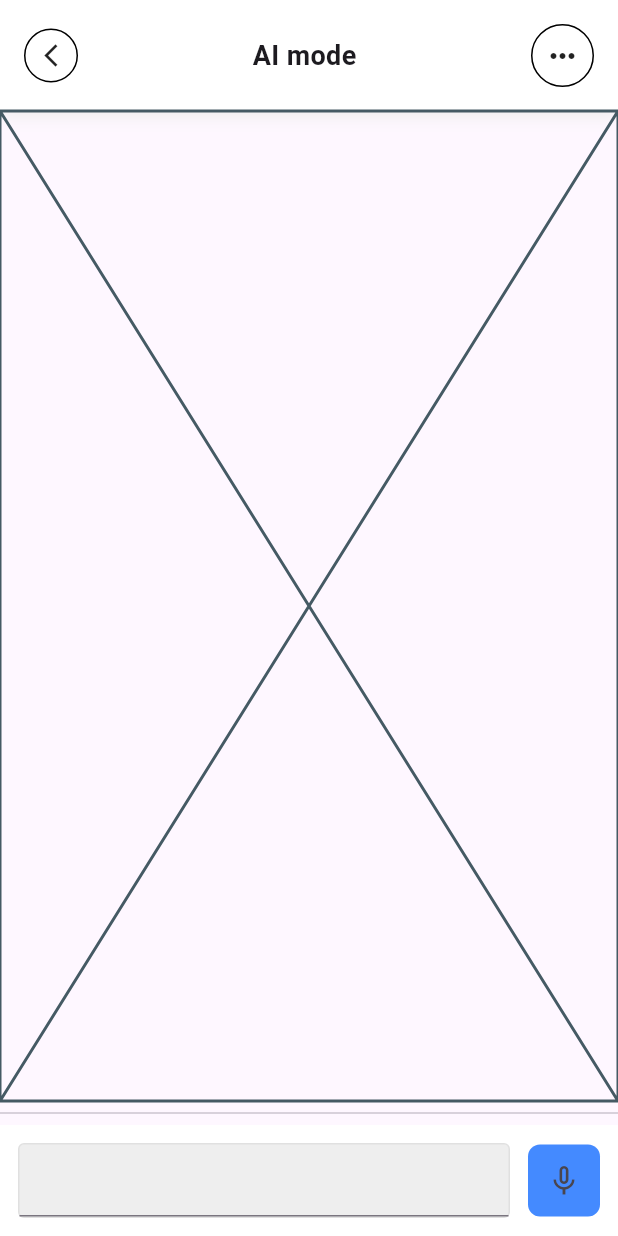
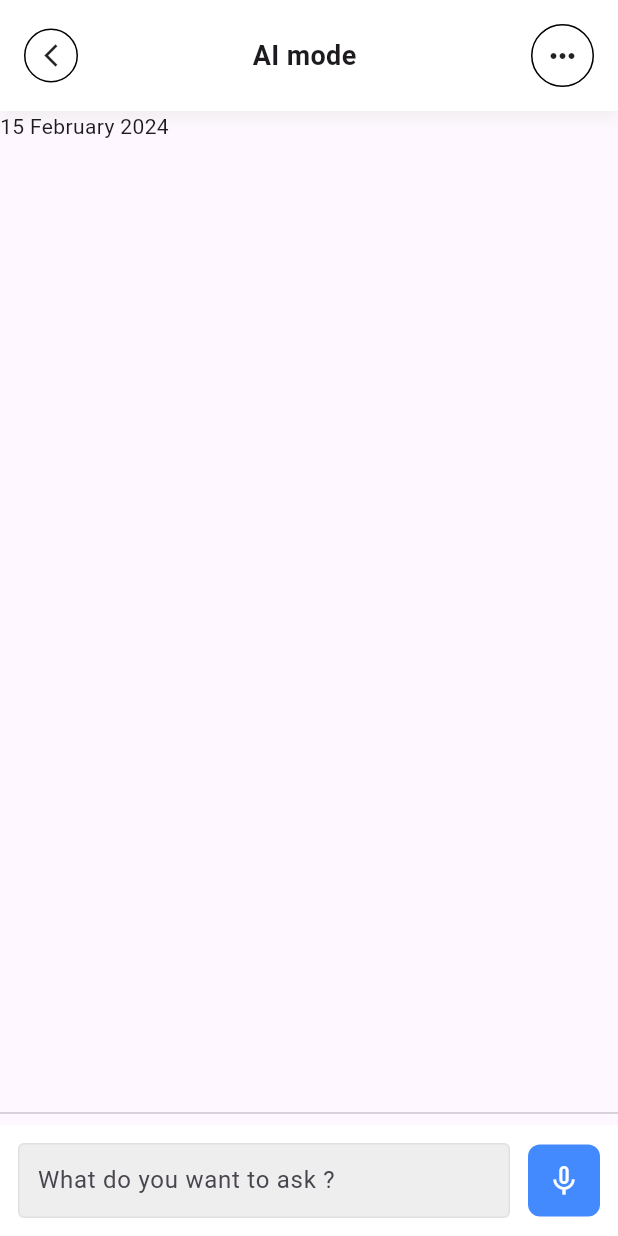
Before and after one commit to JAICHANGPARK/flutter_notebook_chapter_36, a Flutter app: the AiTravelChatPage screen opened directly, on a phone screen of 412 x 824 dp. Run offline on Flutter 3.47's test engine with Material 3 defaults, Android fonts, the phone set to English and light mode, and no system bars; our stand-ins replace gap, google_fonts.

Commit message:
Update ai_travel_chat_page.dart

```diff
--- a/lib/ep1841_ai_travel_app/views/ai_travel_chat_page.dart
+++ b/lib/ep1841_ai_travel_app/views/ai_travel_chat_page.dart
@@ -31,7 +31,7 @@ class _AiTravelChatPageState extends State<AiTravelChatPage> {
               child: Row(
                 children: [
                   GestureDetector(
-                    onTap: (){
+                    onTap: () {
                       Navigator.of(context).pop();
                     },
                     child: Container(
@@ -69,7 +69,13 @@ class _AiTravelChatPageState extends State<AiTravelChatPage> {
                 ],
               ),
             ),
-            Expanded(child: Placeholder()),
+            Expanded(
+              child: ListView(
+                children: [
+                  Text("15 February 2024"),
+                ],
+              ),
+            ),
             Divider(),
             Container(
               decoration: BoxDecoration(
@@ -87,8 +93,15 @@ class _AiTravelChatPageState extends State<AiTravelChatPage> {
                         color: Colors.grey[200],
                         borderRadius: BorderRadius.circular(4),
                       ),
-                    child: TextField(),
-                  )),
+                      padding: EdgeInsets.symmetric(horizontal: 12),
+                      child: TextField(
+                        decoration: InputDecoration(
+                          hintText: "What do you want to ask ?",
+                          border: InputBorder.none,
+                        ),
+                      ),
+                    ),
+                  ),
                   Gap(12),
                   Container(
                     decoration: BoxDecoration(
@@ -100,6 +113,7 @@ class _AiTravelChatPageState extends State<AiTravelChatPage> {
                         Icons.mic_none,
                       ),
                       onPressed: () {},
+                      color: Colors.white,
                     ),
                   )
                 ],
```
Lines whose indentation alone changed are shown as unchanged.
